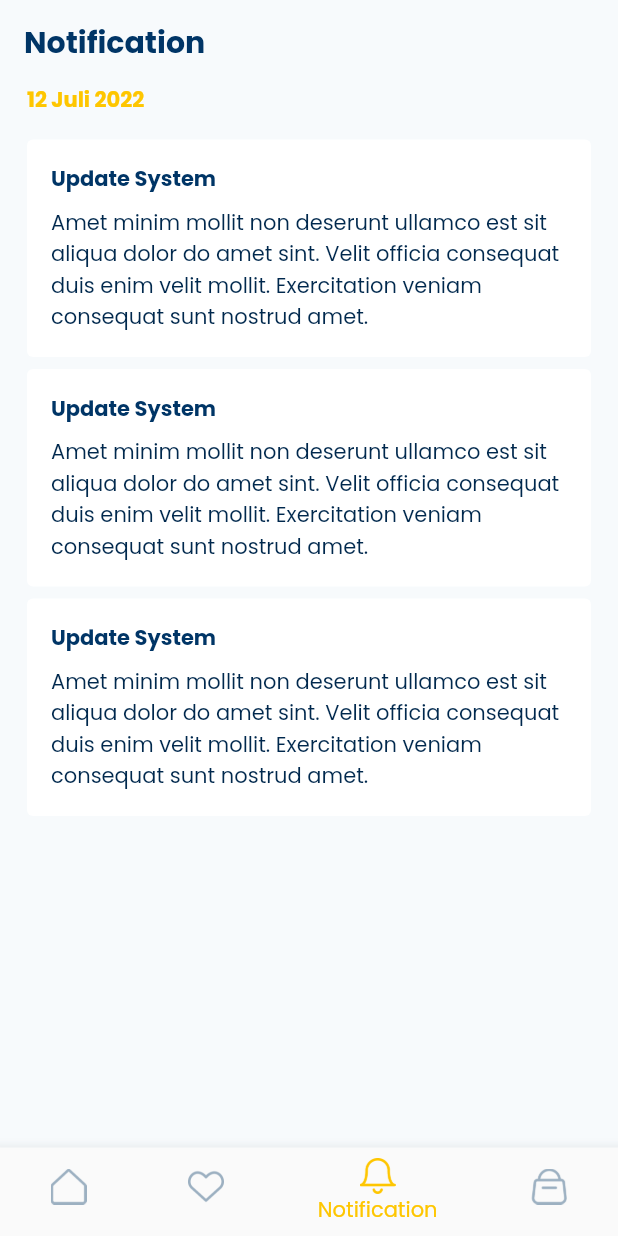
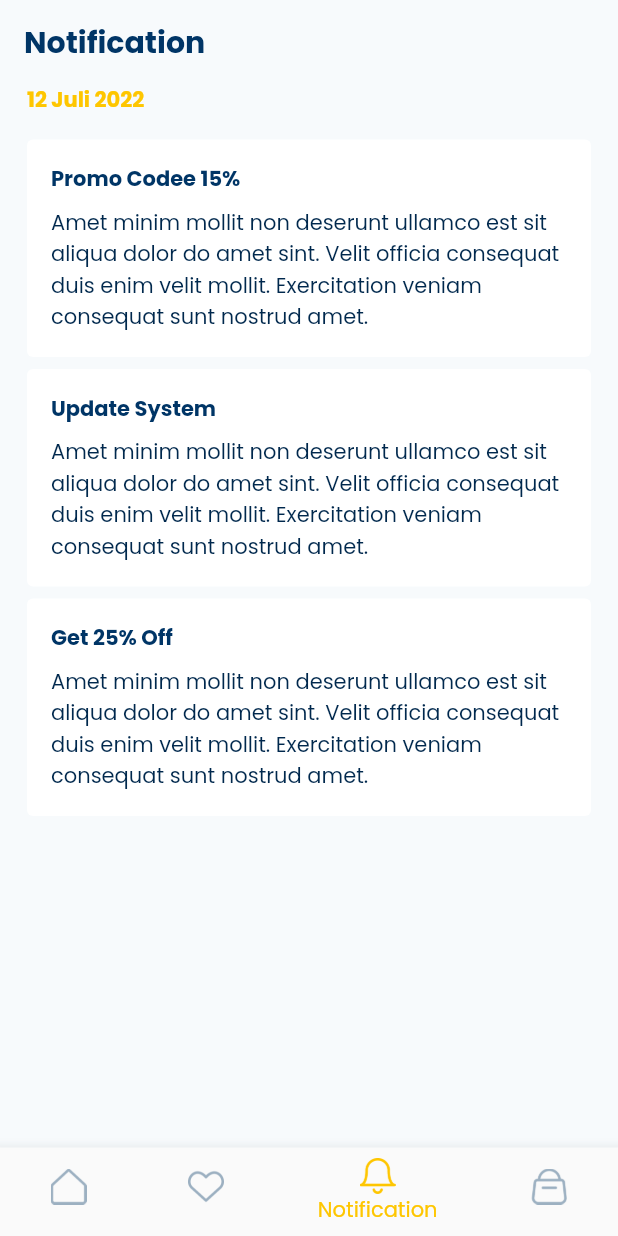
Before and after one commit to marta-werdaya/food_craft, a Flutter app: the screen it shows after launch, item 3 of the bottom bar chosen, on a phone screen of 412 x 824 dp. Run offline on Flutter 3.47's test engine with Material 2 defaults, Android fonts, the phone set to English and light mode, and no system bars; our stand-ins replace google_fonts.

Commit message:
add notifications ktestnotification and local data

```diff
--- /dev/null
+++ b/lib/data/k_test_notification.dart
@@ -0,0 +1,25 @@
+import 'package:food_craft/model/notification_model.dart';
+
+const kTestNotification = [
+  NotificationModel(
+    id: 1,
+    title: 'Promo Codee 15%',
+    desc:
+        'Amet minim mollit non deserunt ullamco est sit aliqua dolor do amet sint. Velit officia consequat duis enim velit mollit. Exercitation veniam consequat sunt nostrud amet. ',
+    date: '12 Juli 2022',
+  ),
+  NotificationModel(
+    id: 2,
+    title: 'Update System',
+    desc:
+        'Amet minim mollit non deserunt ullamco est sit aliqua dolor do amet sint. Velit officia consequat duis enim velit mollit. Exercitation veniam consequat sunt nostrud amet. ',
+    date: '12 Juli 2022',
+  ),
+  NotificationModel(
+    id: 1,
+    title: 'Get 25% Off',
+    desc:
+        'Amet minim mollit non deserunt ullamco est sit aliqua dolor do amet sint. Velit officia consequat duis enim velit mollit. Exercitation veniam consequat sunt nostrud amet. ',
+    date: '12 Juli 2022',
+  ),
+];
--- a/lib/model/notification_model.dart
+++ b/lib/model/notification_model.dart
@@ -0,0 +1,13 @@
+class NotificationModel {
+  final int id;
+  final String title;
+  final String desc;
+  final String date;
+
+  const NotificationModel({
+    required this.id,
+    required this.title,
+    required this.desc,
+    required this.date,
+  });
+}
--- a/lib/pages/notification_page.dart
+++ b/lib/pages/notification_page.dart
@@ -1,4 +1,5 @@
 import 'package:flutter/material.dart';
+import 'package:food_craft/data/k_test_notification.dart';
 
 import '../constants/app_colors.dart';
 import '../widgets/date_text.dart';
@@ -10,6 +11,7 @@ class NotificationPage extends StatelessWidget {
 
   @override
   Widget build(BuildContext context) {
+    var notifications = kTestNotification;
     return Scaffold(
       appBar: AppBar(
         backgroundColor: AppColors.bg,
@@ -22,13 +24,17 @@ class NotificationPage extends StatelessWidget {
         child: Padding(
           padding: const EdgeInsets.symmetric(horizontal: 18),
           child: Column(
-              crossAxisAlignment: CrossAxisAlignment.start,
-              children: const [
-                DateText(),
-                NotificationList(),
-                NotificationList(),
-                NotificationList(),
-              ]),
+            crossAxisAlignment: CrossAxisAlignment.start,
+            children: [
+              const DateText(
+                date: '12 Juli 2022',
+              ),
+              for (int i = 0; i < notifications.length; i++)
+                NotificationList(
+                  notif: notifications[i],
+                ),
+            ],
+          ),
         ),
       ),
     );
--- a/lib/widgets/date_text.dart
+++ b/lib/widgets/date_text.dart
@@ -3,17 +3,19 @@ import 'package:flutter/material.dart';
 import '../constants/app_colors.dart';
 
 class DateText extends StatelessWidget {
+  final String date;
   const DateText({
     Key? key,
+    required this.date,
   }) : super(key: key);
 
   @override
   Widget build(BuildContext context) {
-    return const Padding(
-      padding: EdgeInsets.only(bottom: 16),
+    return Padding(
+      padding: const EdgeInsets.only(bottom: 16),
       child: Text(
-        '12 Juli 2022',
-        style: TextStyle(
+        date,
+        style: const TextStyle(
           color: AppColors.secondary,
           fontWeight: FontWeight.bold,
         ),
--- a/lib/widgets/list_item.dart
+++ b/lib/widgets/list_item.dart
@@ -1,9 +1,9 @@
 import 'package:flutter/material.dart';
 import 'package:food_craft/data/k_test_food.dart';
-import 'package:food_craft/pages/detail_product_page.dart';
 import 'package:food_craft/widgets/total_item_widget.dart';
 
 import '../constants/app_colors.dart';
+import '../pages/detail_product_page.dart';
 
 class ListItem extends StatelessWidget {
   final bool isCart;
@@ -17,12 +17,7 @@ class ListItem extends StatelessWidget {
   @override
   Widget build(BuildContext context) {
     final food = kTestFoods.firstWhere((food) => food.id == idFood);
-    return GestureDetector(
-      onTap: () => Navigator.push(
-          context,
-          MaterialPageRoute(
-              builder: (context) => DetailProductPage(food: food))),
-      child: Container(
+    return Container(
       padding: const EdgeInsets.all(8),
       margin: const EdgeInsets.only(bottom: 16),
       decoration: BoxDecoration(
@@ -33,12 +28,20 @@ class ListItem extends StatelessWidget {
         mainAxisAlignment: MainAxisAlignment.spaceBetween,
         crossAxisAlignment: CrossAxisAlignment.center,
         children: [
-            ClipRRect(
+          GestureDetector(
+            onTap: () => Navigator.push(
+              context,
+              MaterialPageRoute(
+                builder: (context) => DetailProductPage(food: food),
+              ),
+            ),
+            child: ClipRRect(
               borderRadius: BorderRadius.circular(4),
               child: Image.asset(
                 food.imageSquareUrl,
                 height: 104,
                 width: 104,
+              ),
             ),
           ),
           const SizedBox(
@@ -93,7 +96,6 @@ class ListItem extends StatelessWidget {
           ),
         ],
       ),
-      ),
     );
   }
 }
--- a/lib/widgets/notification_list.dart
+++ b/lib/widgets/notification_list.dart
@@ -1,10 +1,13 @@
 import 'package:flutter/material.dart';
+import 'package:food_craft/model/notification_model.dart';
 
 import '../constants/app_colors.dart';
 
 class NotificationList extends StatelessWidget {
+  final NotificationModel notif;
   const NotificationList({
     Key? key,
+    required this.notif,
   }) : super(key: key);
 
   @override
@@ -18,20 +21,20 @@ class NotificationList extends StatelessWidget {
       ),
       child: Column(
         crossAxisAlignment: CrossAxisAlignment.start,
-        children: const [
+        children: [
           Text(
-            'Update System',
-            style: TextStyle(
+            notif.title,
+            style: const TextStyle(
               color: AppColors.primary,
               fontWeight: FontWeight.bold,
             ),
           ),
-          SizedBox(
+          const SizedBox(
             height: 8,
           ),
           Text(
-            'Amet minim mollit non deserunt ullamco est sit aliqua dolor do amet sint. Velit officia consequat duis enim velit mollit. Exercitation veniam consequat sunt nostrud amet. ',
-            style: TextStyle(
+            notif.desc,
+            style: const TextStyle(
               color: AppColors.black,
             ),
           ),
```
Lines whose indentation alone changed are shown as unchanged.
